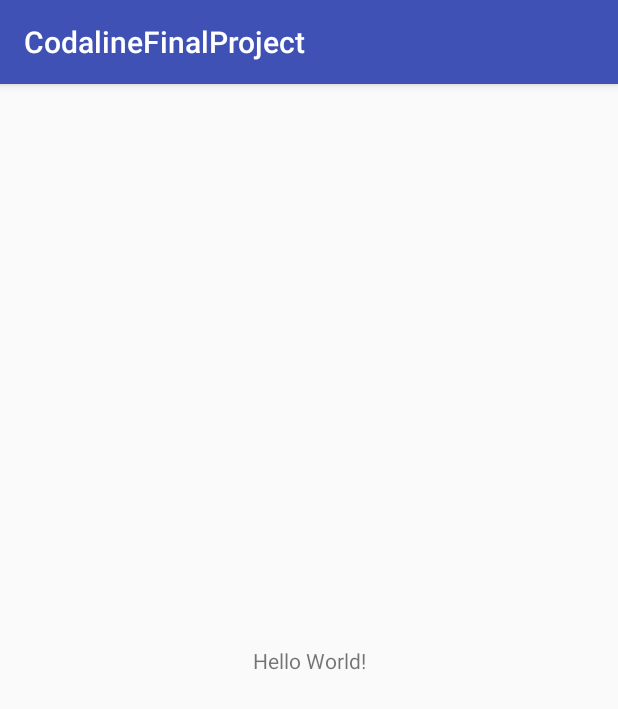
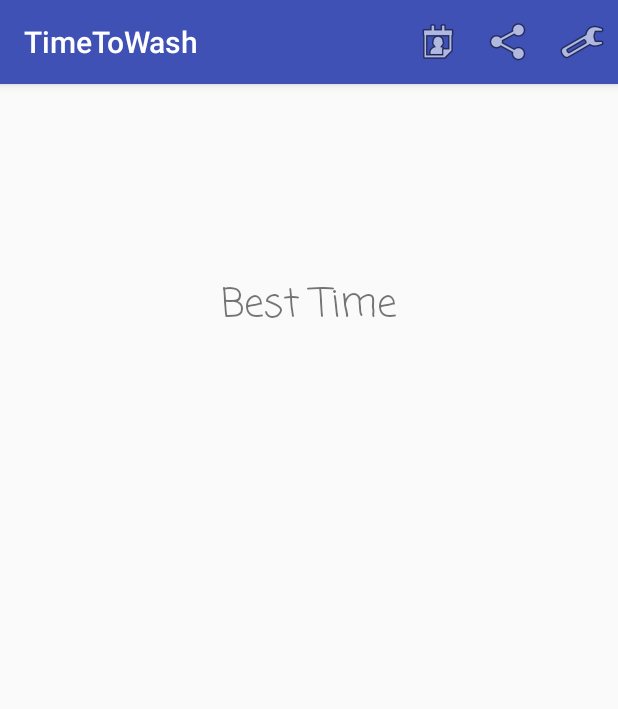
Before and after one commit to OlehSmirnov/codaline-final-project, an Android app: the screen it shows after launch (MainActivity), on a phone screen of 412 x 824 dp. Shown: the top 709 px of the screen. Run offline under Robolectric (Android 15) with nearby library versions, the phone set to English and light mode, and no system bars; our stand-ins replace ButterKnife; 1 statement that could not run was skipped.

Commit message:
Created first functional

```diff
--- a/app/src/main/java/com/olegsmirnov/codalinefinalproject/MainActivity.java
+++ b/app/src/main/java/com/olegsmirnov/codalinefinalproject/MainActivity.java
@@ -1,13 +1,120 @@
 package com.olegsmirnov.codalinefinalproject;
 
+import android.Manifest;
+import android.app.ProgressDialog;
+import android.content.Context;
+import android.content.pm.ActivityInfo;
+import android.content.pm.PackageManager;
+import android.location.LocationManager;
+import android.support.v4.app.ActivityCompat;
+import android.support.v4.content.ContextCompat;
 import android.support.v7.app.AppCompatActivity;
 import android.os.Bundle;
+import android.support.v7.widget.Toolbar;
+import android.view.Menu;
+import android.view.MenuInflater;
+import android.view.MenuItem;
+import android.widget.TextView;
+import android.widget.Toast;
+
+import java.util.Date;
+
+import butterknife.BindView;
+import butterknife.ButterKnife;
+import retrofit2.Call;
+import retrofit2.Callback;
+import retrofit2.Response;
 
 public class MainActivity extends AppCompatActivity {
 
+    MyLocationListener mlocListener;
+
+    @BindView(R.id.tvBestTime)
+    TextView tvBestTime;
+
+    @BindView(R.id.toolbar)
+    Toolbar toolbar;
+
     @Override
-    protected void onCreate(Bundle savedInstanceState) {
+    public void onCreate(Bundle savedInstanceState) {
         super.onCreate(savedInstanceState);
         setContentView(R.layout.activity_main);
+        ButterKnife.bind(this);
+        setSupportActionBar(toolbar);
+        setRequestedOrientation(ActivityInfo.SCREEN_ORIENTATION_PORTRAIT);
+        toolbar.setTitleTextColor(getResources().getColor(R.color.colorWhite));
+        //get user permissions
+        if (ContextCompat.checkSelfPermission(MainActivity.this,
+                Manifest.permission.ACCESS_FINE_LOCATION)
+                != PackageManager.PERMISSION_GRANTED) {
+            if (ActivityCompat.shouldShowRequestPermissionRationale(MainActivity.this,
+                    Manifest.permission.ACCESS_FINE_LOCATION)) {
+            } else {
+                ActivityCompat.requestPermissions(MainActivity.this,
+                        new String[]{Manifest.permission.ACCESS_FINE_LOCATION},
+                        1);
+            }
+        }
+        LocationManager locationManager = (LocationManager) getSystemService(Context.LOCATION_SERVICE);
+        mlocListener = new MyLocationListener(this);
+        try {
+            locationManager.requestLocationUpdates(LocationManager.GPS_PROVIDER, 0, 0, mlocListener);
+        } catch (SecurityException e) {
+            Toast.makeText(getApplicationContext(), "Permissions not granted!", Toast.LENGTH_SHORT).show();
+        }
+        final ProgressDialog progressDialog = new ProgressDialog(this);
+        progressDialog.setMessage("Loading, please wait");
+        progressDialog.setCancelable(false);
+        progressDialog.show();
+        // TODO test with real device with mLocListener getters
+        ApiClient.getInstance().forecast(51.509865, -0.118092).enqueue(new Callback<WeatherData>() {
+            @Override
+            public void onResponse(Call<WeatherData> call, Response<WeatherData> response) {
+                progressDialog.dismiss();
+                if (response.isSuccessful()) {
+                    //usersRecyclerViewAdapter = new UsersRecyclerViewAdapter(response.body());
+                    //rvUsers.setAdapter(usersRecyclerViewAdapter);
+                    for (WeatherData.WeatherList list : response.body().getWeather()) {
+                        if (list.getWindSpeed() < 10 && !list.getWeather().get(0).getDescription().contains("rain")) {
+                            Date date = new Date(list.getDate() * 1000);
+                            tvBestTime.setText("Closest good time\n" + date.toString().substring(0, 10));
+                            break;
+                        }
+                    }
+                }
+                else {
+                    progressDialog.dismiss();
+                    Toast.makeText(MainActivity.this, "Server is not response, please try later", Toast.LENGTH_SHORT).show();
+                }
+            }
+
+            @Override
+            public void onFailure(Call<WeatherData> call, Throwable t) {
+                Toast.makeText(MainActivity.this, t.getMessage(), Toast.LENGTH_LONG).show();
+            }
+        });
+    }
+
+    @Override
+    public boolean onOptionsItemSelected(MenuItem item) {
+        switch (item.getItemId()) {
+            case R.id.notifications:
+                Toast.makeText(this, "Notifications Blank", Toast.LENGTH_SHORT).show();
+                return true;
+            case R.id.share:
+                Toast.makeText(this, "Share Blank", Toast.LENGTH_SHORT).show();
+                return true;
+            case R.id.settings:
+                Toast.makeText(this, "Settings Blank", Toast.LENGTH_SHORT).show();
+            default:
+                return super.onOptionsItemSelected(item);
+        }
+    }
+
+    @Override
+    public boolean onCreateOptionsMenu(Menu menu) {
+        MenuInflater inflater = getMenuInflater();
+        inflater.inflate(R.menu.menu, menu);
+        return true;
     }
 }
--- a/app/src/main/res/layout/activity_main.xml
+++ b/app/src/main/res/layout/activity_main.xml
@@ -1,18 +1,26 @@
 <?xml version="1.0" encoding="utf-8"?>
-<android.support.constraint.ConstraintLayout xmlns:android="http://schemas.android.com/apk/res/android"
-    xmlns:app="http://schemas.android.com/apk/res-auto"
+<RelativeLayout xmlns:android="http://schemas.android.com/apk/res/android"
     xmlns:tools="http://schemas.android.com/tools"
     android:layout_width="match_parent"
     android:layout_height="match_parent"
     tools:context="com.olegsmirnov.codalinefinalproject.MainActivity">
 
+    <android.support.v7.widget.Toolbar
+        android:id="@+id/toolbar"
+        android:layout_width="match_parent"
+        android:layout_height="wrap_content"
+        android:elevation="4dp"
+        android:background="@color/colorPrimary" />
+
     <TextView
+        android:id="@+id/tvBestTime"
         android:layout_width="wrap_content"
         android:layout_height="wrap_content"
-        android:text="Hello World!"
-        app:layout_constraintBottom_toBottomOf="parent"
-        app:layout_constraintLeft_toLeftOf="parent"
-        app:layout_constraintRight_toRightOf="parent"
-        app:layout_constraintTop_toTopOf="parent" />
+        android:layout_alignParentTop="true"
+        android:layout_centerHorizontal="true"
+        android:layout_marginTop="183dp"
+        android:fontFamily="casual"
+        android:text="Best Time"
+        android:textSize="26sp" />
 
-</android.support.constraint.ConstraintLayout>
+</RelativeLayout>
--- /dev/null
+++ b/app/src/main/res/menu/menu.xml
@@ -0,0 +1,21 @@
+<?xml version="1.0" encoding="utf-8"?>
+<menu xmlns:android="http://schemas.android.com/apk/res/android"
+    xmlns:app="http://schemas.android.com/apk/res-auto">
+
+    <item
+        android:id="@+id/notifications"
+        android:icon="@android:drawable/ic_menu_my_calendar"
+        app:showAsAction="always"
+        android:title="Notifications" />
+    <item
+        android:id="@+id/share"
+        android:icon="@android:drawable/ic_menu_share"
+        app:showAsAction="always"
+        android:title="Share" />
+
+    <item
+        android:id="@+id/settings"
+        android:icon="@android:drawable/ic_menu_preferences"
+        app:showAsAction="always"
+        android:title="Settings" />
+</menu>
--- a/app/src/main/res/values/colors.xml
+++ b/app/src/main/res/values/colors.xml
@@ -3,4 +3,5 @@
     <color name="colorPrimary">#3F51B5</color>
     <color name="colorPrimaryDark">#303F9F</color>
     <color name="colorAccent">#FF4081</color>
+    <color name="colorWhite">#FFFFFF</color>
 </resources>
--- a/app/src/main/res/values/styles.xml
+++ b/app/src/main/res/values/styles.xml
@@ -1,7 +1,7 @@
 <resources>
 
     <!-- Base application theme. -->
-    <style name="AppTheme" parent="Theme.AppCompat.Light.DarkActionBar">
+    <style name="AppTheme" parent="Theme.AppCompat.Light.NoActionBar">
         <!-- Customize your theme here. -->
         <item name="colorPrimary">@color/colorPrimary</item>
         <item name="colorPrimaryDark">@color/colorPrimaryDark</item>
--- a/build.gradle
+++ b/build.gradle
@@ -5,7 +5,7 @@ buildscript {
         jcenter()
     }
     dependencies {
-        classpath 'com.android.tools.build:gradle:2.3.0'
+        classpath 'com.android.tools.build:gradle:2.3.1'
 
         // NOTE: Do not place your application dependencies here; they belong
         // in the individual module build.gradle files
```
Also changed, not shown: app/build.gradle (+8 -2 lines), app/src/main/AndroidManifest.xml (+6 -5 lines), app/src/main/java/com/olegsmirnov/codalinefinalproject/MyLocationListener.java (added, +59 -0 lines), app/src/main/java/com/olegsmirnov/codalinefinalproject/WeatherData.java (added, +133 -0 lines).
